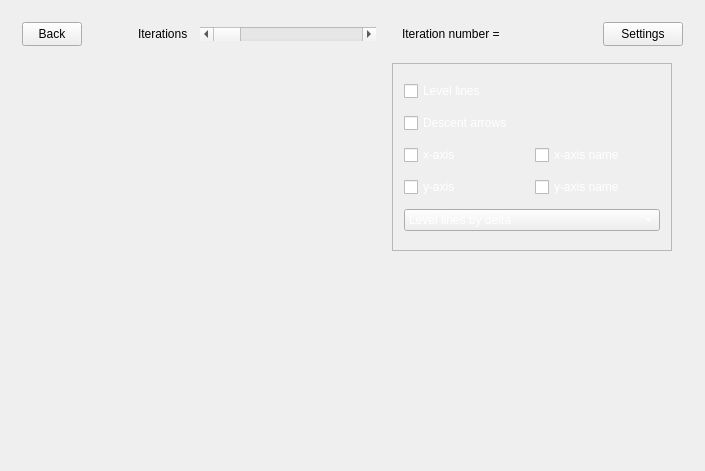
Before: the Qt Designer form Lab2/gui/MainWindow.ui in FedosOnGIT/Optimization, drawn with Qt 5.
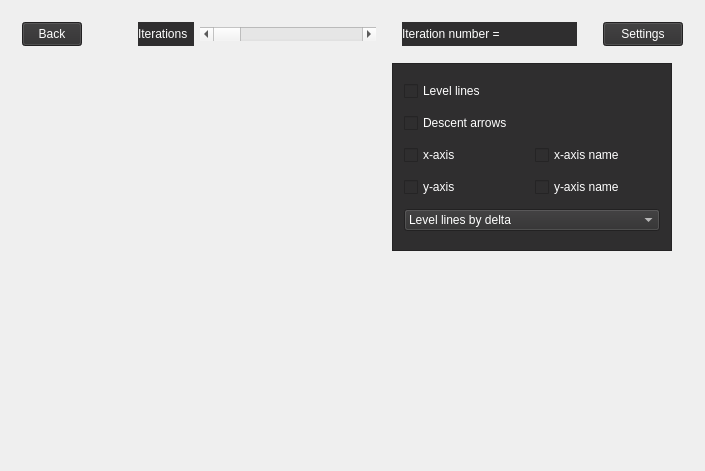
After: the same form once the commit is applied. The open tabs and pages were chosen to show the change. Icons and pictures are not drawn. Custom widgets are drawn as their Qt base class.

The edit to the form file:
```diff
--- a/Lab2/gui/MainWindow.ui
+++ b/Lab2/gui/MainWindow.ui
@@ -903,7 +903,8 @@
              </size>
             </property>
             <property name="styleSheet">
-             <string notr="true"/>
+             <string notr="true">color: rgb(255, 255, 255);
+background-color: rgb(47, 46, 47);</string>
             </property>
             <property name="text">
              <string>Back</string>
@@ -941,7 +942,8 @@
              </size>
             </property>
             <property name="styleSheet">
-             <string notr="true"/>
+             <string notr="true">color: rgb(255, 255, 255);
+background-color: rgb(47, 46, 47);</string>
             </property>
             <property name="text">
              <string>Iterations</string>
@@ -1003,6 +1005,10 @@
               <height>24</height>
              </size>
             </property>
+            <property name="styleSheet">
+             <string notr="true">color: rgb(255, 255, 255);
+background-color: rgb(47, 46, 47);</string>
+            </property>
             <property name="text">
              <string>Iteration number = </string>
             </property>
@@ -1045,7 +1051,8 @@
              <bool>false</bool>
             </property>
             <property name="styleSheet">
-             <string notr="true"/>
+             <string notr="true">color: rgb(255, 255, 255);
+background-color: rgb(47, 46, 47);</string>
             </property>
             <property name="text">
              <string>Settings</string>
@@ -1109,7 +1116,8 @@
               </size>
              </property>
              <property name="styleSheet">
-              <string notr="true"/>
+              <string notr="true">color: rgb(255, 255, 255);
+background-color: rgb(47, 46, 47);</string>
              </property>
              <property name="widgetResizable">
               <bool>true</bool>
```
